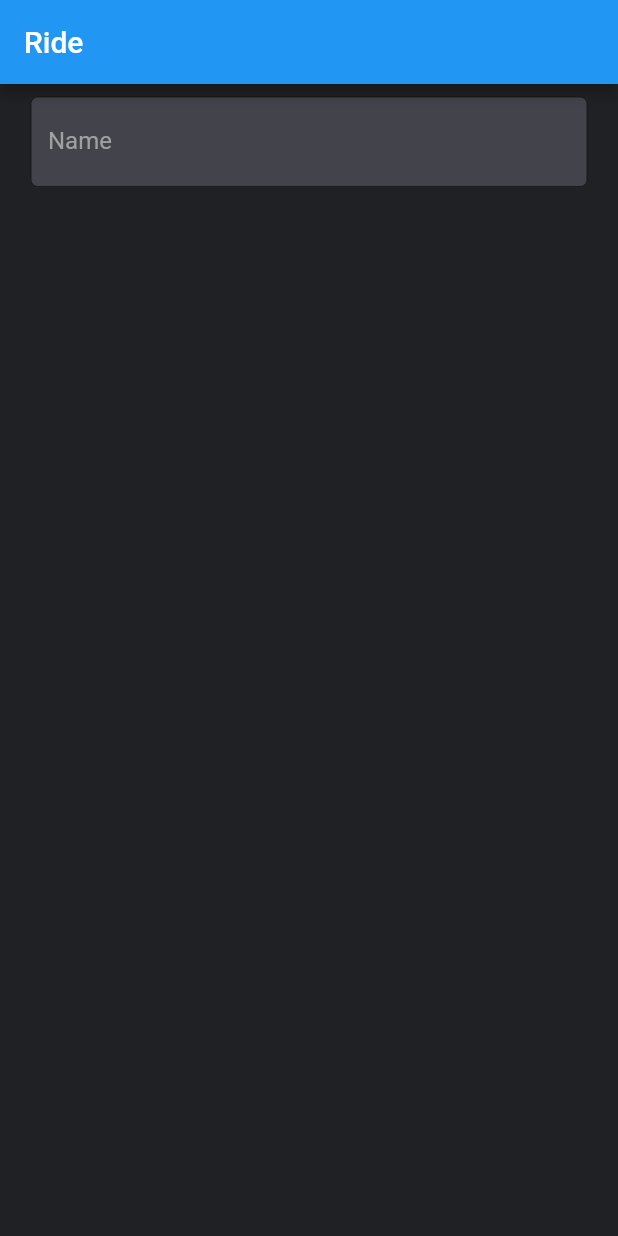
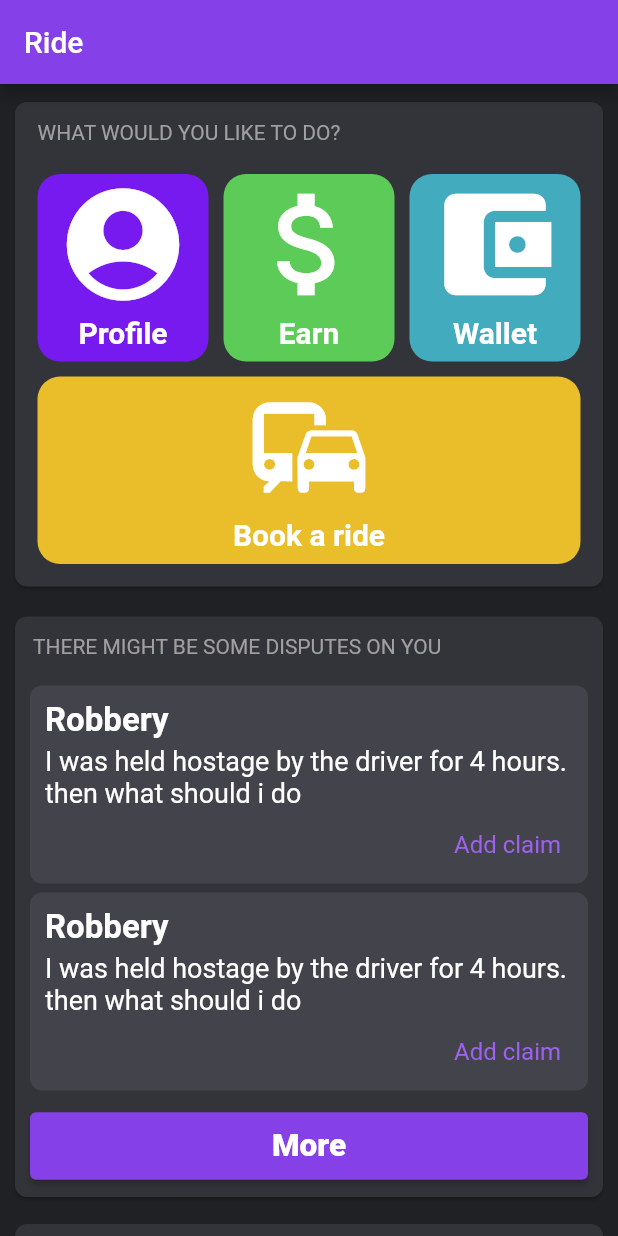
Before and after one commit to abdullahaahmed0539/Ride, a Flutter app: the screen it shows after launch, on a phone screen of 412 x 824 dp. Run offline on Flutter 3.47's test engine with Material 2 defaults, Android fonts, the phone set to English and light mode, and no system bars; Roboto replaces fonts that are missing (SF Pro Rounded, SF-Pro-Bold, SF-Pro-Display-Bold).

Commit message:
Added home page shortcuts

```diff
--- a/frontend/lib/UI widgets/DarkTextField.dart
+++ /dev/null
@@ -1,50 +0,0 @@
-import 'package:flutter/material.dart';
-
-class DarkTextField extends StatelessWidget {
-  final String label;
-  final String placeholder;
-  final Function onChangeHandler;
-
-  const DarkTextField(
-      {required this.label,
-      required this.placeholder,
-      required this.onChangeHandler});
-
-  @override
-  Widget build(BuildContext context) {
-    return Column(
-      children: <Widget>[
-        Padding(
-          padding: const EdgeInsets.symmetric(horizontal: 20, vertical: 8),
-          child: TextField(
-            onChanged: (val) {
-              onChangeHandler(val);
-            },
-            autocorrect: false,
-            style: const TextStyle(
-                fontFamily: 'SF-Pro-Rounded-Regular',
-                fontSize: 18,
-                color: Colors.white),
-            decoration: InputDecoration(
-              border: OutlineInputBorder(
-                borderRadius: BorderRadius.circular(5),
-              ),
-              fillColor: const Color(0xFF43444B),
-              filled: true,
-              labelText: label,
-              labelStyle: const TextStyle(
-                  color: Color(0xFFA0A0A0),
-                  fontSize: 16,
-                  fontFamily: 'SF-Pro-Rounded-Medium'),
-              hintText: placeholder,
-              hintStyle: const TextStyle(color: Color(0xFFA0A0A0)),
-              focusedBorder: const OutlineInputBorder(
-                borderSide: BorderSide(color: Colors.white60),
-              ),
-            ),
-          ),
-        ),
-      ],
-    );
-  }
-}
--- a/frontend/lib/main.dart
+++ b/frontend/lib/main.dart
@@ -1,7 +1,8 @@
 import 'package:flutter/material.dart';
-import 'package:frontend/UI%20widgets/DarkTextField.dart';
-import 'UI widgets/LongButton.dart';
-import 'UI widgets/TextualButton.dart';
+import 'package:frontend/widgets/components/DisputesOnYou.dart';
+import 'package:frontend/widgets/components/NavigationMenu.dart';
+import 'package:frontend/widgets/components/VotingShortcut.dart';
+import 'package:frontend/widgets/components/YourDisputesShortcut.dart';
 
 void main() => runApp(const MyApp());
 
@@ -16,26 +17,31 @@ class MyApp extends StatelessWidget {
   @override
   Widget build(BuildContext context) {
     return MaterialApp(
-        title: 'Ride',
-        theme: ThemeData(
-          primaryColor: Color(0xFF7722F0),
-        ),
-        home: Scaffold(
-          backgroundColor: Color(0xFF202124),
+      title: 'Ride',
+      debugShowCheckedModeBanner: false,
+      theme: ThemeData(
+        primaryColor: const Color.fromARGB(255, 134, 64, 232),
+      ),
+      home: Scaffold(
+          backgroundColor: const Color(0xFF202124),
           appBar: AppBar(
-            title: const Text('Ride'),
+            title: const Text(
+              'Ride',
+              style: TextStyle(
+                  color: Colors.white,
+                  fontFamily: 'SF-Pro-Rounded-Bold',
+                  fontSize: 20),
+            ),
+            backgroundColor: const Color.fromARGB(255, 134, 64, 232),
           ),
-          body: Column(
-            children: [
-              DarkTextField(
-                label: 'Name',
-                placeholder: 'Enter your name here',
-                onChangeHandler: (value) {
-                  onChangeHandler(value);
-                },
-              ),
-            ],
-          ),
-        ));
+          body: SingleChildScrollView(
+            child: Column(children: [
+              NavigationMenu(),
+              const DisputesOnYou(),
+              const VotingShortcut(),
+              const YourDisputesShortcut()
+            ]),
+          )),
+    );
   }
 }
--- /dev/null
+++ b/frontend/lib/widgets/components/DisputesOnYou.dart
@@ -0,0 +1,52 @@
+//Add http calls
+// different display when no voting available
+
+import 'package:flutter/material.dart';
+import 'package:frontend/widgets/ui/LongButton.dart';
+
+import '../ui/CardItem.dart';
+
+class DisputesOnYou extends StatefulWidget {
+  const DisputesOnYou({Key? key}) : super(key: key);
+
+  @override
+  State<DisputesOnYou> createState() => _DisputesOnYou();
+}
+
+class _DisputesOnYou extends State<DisputesOnYou> {
+  @override
+  Widget build(BuildContext context) {
+    return Card(
+        margin: const EdgeInsets.symmetric(horizontal: 10, vertical: 8),
+        color: const Color(0xff333439),
+        shape: RoundedRectangleBorder(
+        borderRadius: BorderRadius.circular(8),
+      ),
+        child: Column(mainAxisSize: MainAxisSize.min, children: [
+          Container(
+            alignment: Alignment.topLeft,
+            margin: const EdgeInsets.only(top: 12, left: 12, bottom: 15),
+            child: const Text(
+              'THERE MIGHT BE SOME DISPUTES ON YOU',
+              style: TextStyle(
+                color: Color(0xffA0A0A0),
+                fontFamily: 'SF-Pro-Rounded-Regular',
+                fontSize: 14,
+              ),
+            ),
+          ),
+          CardItem(
+              'Robbery',
+              'I was held hostage by the driver for 4 hours. then what should i do ',
+              'Add claim',
+              () {}),
+          CardItem(
+              'Robbery',
+              'I was held hostage by the driver for 4 hours. then what should i do ',
+              'Add claim',
+              () {}),
+
+          LongButton(handler: () {}, buttonText: 'More', isActive: true)
+        ]));
+  }
+}
--- a/frontend/lib/widgets/components/NavigationMenu.dart
+++ b/frontend/lib/widgets/components/NavigationMenu.dart
@@ -6,15 +6,13 @@ import 'package:frontend/widgets/ui/CardButton.dart';
 class NavigationMenu extends StatelessWidget {
   @override
   Widget build(BuildContext context) {
-    return Expanded(
-      child: Card(
+    return Card(
       shape: RoundedRectangleBorder(
         borderRadius: BorderRadius.circular(8),
       ),
-        margin: const EdgeInsets.symmetric(horizontal: 10, vertical: 20),
+      margin: const EdgeInsets.symmetric(horizontal: 10, vertical: 12),
       color: const Color(0xff333439),
       child: Container(
-            width: double.infinity,
           margin: const EdgeInsets.symmetric(vertical: 5, horizontal: 5),
           padding: const EdgeInsets.all(5),
           child: Column(mainAxisSize: MainAxisSize.min, children: [
@@ -26,18 +24,18 @@ class NavigationMenu extends StatelessWidget {
                 style: TextStyle(
                   color: Color(0xffA0A0A0),
                   fontFamily: 'SF-Pro-Rounded-Regular',
-                    fontSize: 16,
+                  fontSize: 14,
                 ),
               ),
             ),
             Row(children: [
               Expanded(
-                  child: CardButton(
-                      const Color(0xffEABD2A), Icons.commute, 'Ride', () {}),
+                child: CardButton(const Color(0xff771AF0),
+                    Icons.account_circle_sharp, 'Profile', () {}),
               ),
               Expanded(
-                  child: CardButton(const Color(0xff5CCB57), Icons.attach_money,
-                      'Earn', () {}),
+                child: CardButton(
+                    const Color(0xff5CCB57), Icons.attach_money, 'Earn', () {}),
               ),
               Expanded(
                 child: CardButton(const Color(0xff43ABBE),
@@ -45,11 +43,12 @@ class NavigationMenu extends StatelessWidget {
               ),
             ]),
             Row(children: [
-                CardButton(const Color(0xff771AF0), Icons.account_circle_sharp,
-                    'Profile', () {}),
+              Expanded(
+                child: CardButton(
+                    const Color(0xffEABD2A), Icons.commute, 'Book a ride', () {}),
+              ),
             ]),
           ])),
-      ),
     );
   }
 }
--- /dev/null
+++ b/frontend/lib/widgets/components/VotingShortcut.dart
@@ -0,0 +1,57 @@
+//Add http calls
+// different display when no voting available
+
+import 'package:flutter/material.dart';
+import 'package:frontend/widgets/ui/LongButton.dart';
+
+import '../ui/CardItem.dart';
+
+class VotingShortcut extends StatefulWidget {
+  const VotingShortcut({Key? key}) : super(key: key);
+
+  @override
+  State<VotingShortcut> createState() => _VotingShortcutState();
+}
+
+class _VotingShortcutState extends State<VotingShortcut> {
+  @override
+  Widget build(BuildContext context) {
+    return Card(
+        margin: const EdgeInsets.symmetric(horizontal: 10, vertical: 10),
+        color: const Color(0xff333439),
+        shape: RoundedRectangleBorder(
+        borderRadius: BorderRadius.circular(8),
+      ),
+        child: Column(mainAxisSize: MainAxisSize.min, children: [
+          Container(
+            alignment: Alignment.topLeft,
+            margin: const EdgeInsets.only(top: 12, left: 12, bottom: 15),
+            child: const Text(
+              'EARN AND HELP OTHERS WITH YOUR VOTE',
+              style: TextStyle(
+                color: Color(0xffA0A0A0),
+                fontFamily: 'SF-Pro-Rounded-Regular',
+                fontSize: 14,
+
+              ),
+            ),
+          ),
+          CardItem(
+              'Robbery',
+              'I was held hostage by the driver for 4 hours. then what should i do ',
+              'Read more',
+              () {}),
+          CardItem(
+              'Robbery',
+              'I was held hostage by the driver for 4 hours. then what should i do ',
+              'Read more',
+              () {}),
+          CardItem(
+              'Robbery',
+              'I was held hostage by the driver for 4 hours. then what should i do ',
+              'Read more',
+              () {}),
+          LongButton(handler: () {}, buttonText: 'More', isActive: true)
+        ]));
+  }
+}
--- /dev/null
+++ b/frontend/lib/widgets/ui/CardItem.dart
@@ -0,0 +1,41 @@
+import 'package:flutter/material.dart';
+import 'package:frontend/widgets/ui/Message.dart';
+import 'package:frontend/widgets/ui/TextualButton.dart';
+
+class CardItem extends StatelessWidget {
+  final String heading;
+  final String shortDescription;
+  final String buttonText;
+  final VoidCallback handler;
+
+  const CardItem(
+      this.heading, this.shortDescription, this.buttonText, this.handler);
+
+  @override
+  Widget build(BuildContext context) {
+    return Container(
+        margin: const EdgeInsets.symmetric(horizontal: 10, vertical: 3),
+        padding: const EdgeInsets.only(top:10, bottom:2, left:10, right:10),
+        width: double.infinity,
+        decoration: ShapeDecoration(
+          color: const Color(0xff43444B),
+          shape: RoundedRectangleBorder(borderRadius: BorderRadius.circular(8)),
+        ),
+        child: Column(
+          crossAxisAlignment: CrossAxisAlignment.start,
+          mainAxisSize: MainAxisSize.min,
+          children: [
+            Message(heading, Colors.white, 22, 'SF-Pro-Rounded-Medium',
+                FontWeight.w700),
+            Container(
+              margin: const EdgeInsets.only(top: 4),
+              child: Message(shortDescription, Colors.white, 18,
+                  'SF-Pro-Rounded-Regular', FontWeight.normal),
+            ),
+            Container(
+              alignment: Alignment.bottomRight,
+              child: TextualButton(handler: handler, buttonText: buttonText))
+          ],
+        ));
+  }
+}
```
Also changed, not shown: frontend/lib/UI widgets/LongButton.dart (deleted, +0 -37 lines), frontend/lib/UI widgets/Message.dart (deleted, +0 -18 lines), frontend/lib/UI widgets/TextualButton.dart (deleted, +0 -28 lines), frontend/lib/widgets/components/YourDisputesShortcut.dart (added, +52 -0 lines), frontend/lib/widgets/components/bookingShortcut.dart (added). Lines whose indentation alone changed are shown as unchanged.
